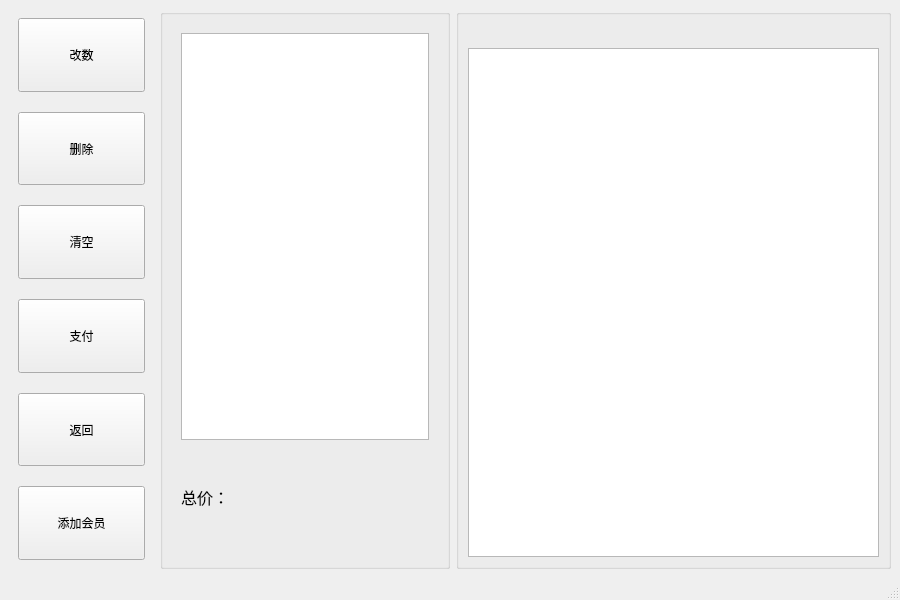
The window that src/Check/Check_Mainwindow.ui (Hong16-9/QT_SuperMarket) describes before a commit, drawn with Qt 5.
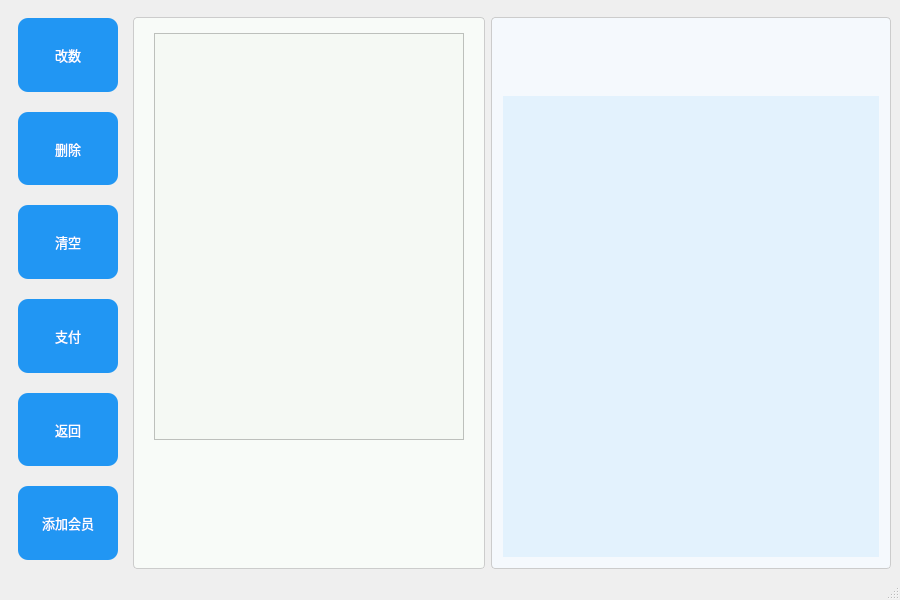
The same window after the commit.

Commit message: 调整了一下UI界面，加入了添加会员的功能

The edit to the form file:
```diff
--- a/src/Check/Check_Mainwindow.ui
+++ b/src/Check/Check_Mainwindow.ui
@@ -20,11 +20,11 @@
    <string>MainWindow</string>
   </property>
   <widget class="QWidget" name="centralwidget">
-   <layout class="QHBoxLayout" name="horizontalLayout_3" stretch="1,2,3">
+   <layout class="QHBoxLayout" name="horizontalLayout_3" stretch="1,3,3">
     <item>
      <widget class="QWidget" name="leftWidget" native="true">
       <property name="sizePolicy">
-       <sizepolicy hsizetype="Preferred" vsizetype="Expanding">
+       <sizepolicy hsizetype="Expanding" vsizetype="Expanding">
         <horstretch>0</horstretch>
         <verstretch>0</verstretch>
        </sizepolicy>
@@ -50,6 +50,28 @@
            <verstretch>0</verstretch>
           </sizepolicy>
          </property>
+         <property name="font">
+          <font>
+           <family>微软雅黑</family>
+           <pointsize>10</pointsize>
+          </font>
+         </property>
+         <property name="styleSheet">
+          <string notr="true">QPushButton {
+    background-color: #2196F3;  /* 蓝色背景 */
+    border-radius: 10px;        /* 10px圆角 */
+    color: white;               /* 白色文字 */
+    padding: 6px;               /* 内边距 */
+}
+
+QPushButton:hover {
+    background-color: #0b7dda;  /* 悬停时颜色变深 */
+}
+
+QPushButton:pressed {
+    background-color: #005daa;  /* 点击时颜色更深 */
+}</string>
+         </property>
          <property name="text">
           <string>改数</string>
          </property>
@@ -63,6 +85,28 @@
            <verstretch>0</verstretch>
           </sizepolicy>
          </property>
+         <property name="font">
+          <font>
+           <family>微软雅黑</family>
+           <pointsize>10</pointsize>
+          </font>
+         </property>
+         <property name="styleSheet">
+          <string notr="true">QPushButton {
+    background-color: #2196F3;  /* 蓝色背景 */
+    border-radius: 10px;        /* 10px圆角 */
+    color: white;               /* 白色文字 */
+    padding: 6px;               /* 内边距 */
+}
+
+QPushButton:hover {
+    background-color: #0b7dda;  /* 悬停时颜色变深 */
+}
+
+QPushButton:pressed {
+    background-color: #005daa;  /* 点击时颜色更深 */
+}</string>
+         </property>
          <property name="text">
           <string>删除</string>
          </property>
@@ -76,6 +120,28 @@
            <verstretch>0</verstretch>
           </sizepolicy>
          </property>
+         <property name="font">
+          <font>
+           <family>微软雅黑</family>
+           <pointsize>10</pointsize>
+          </font>
+         </property>
+         <property name="styleSheet">
+          <string notr="true">QPushButton {
+    background-color: #2196F3;  /* 蓝色背景 */
+    border-radius: 10px;        /* 10px圆角 */
+    color: white;               /* 白色文字 */
+    padding: 6px;               /* 内边距 */
+}
+
+QPushButton:hover {
+    background-color: #0b7dda;  /* 悬停时颜色变深 */
+}
+
+QPushButton:pressed {
+    background-color: #005daa;  /* 点击时颜色更深 */
+}</string>
+         </property>
          <property name="text">
           <string>清空</string>
          </property>
@@ -89,6 +155,28 @@
            <verstretch>0</verstretch>
           </sizepolicy>
          </property>
+         <property name="font">
+          <font>
+           <family>微软雅黑</family>
+           <pointsize>10</pointsize>
+          </font>
+         </property>
+         <property name="styleSheet">
+          <string notr="true">QPushButton {
+    background-color: #2196F3;  /* 蓝色背景 */
+    border-radius: 10px;        /* 10px圆角 */
+    color: white;               /* 白色文字 */
+    padding: 6px;               /* 内边距 */
+}
+
+QPushButton:hover {
+    background-color: #0b7dda;  /* 悬停时颜色变深 */
+}
+
+QPushButton:pressed {
+    background-color: #005daa;  /* 点击时颜色更深 */
+}</string>
+         </property>
          <property name="text">
           <string>支付</string>
          </property>
@@ -102,6 +190,28 @@
            <verstretch>0</verstretch>
           </sizepolicy>
          </property>
+         <property name="font">
+          <font>
+           <family>微软雅黑</family>
+           <pointsize>10</pointsize>
+          </font>
+         </property>
+         <property name="styleSheet">
+          <string notr="true">QPushButton {
+    background-color: #2196F3;  /* 蓝色背景 */
+    border-radius: 10px;        /* 10px圆角 */
+    color: white;               /* 白色文字 */
+    padding: 6px;               /* 内边距 */
+}
+
+QPushButton:hover {
+    background-color: #0b7dda;  /* 悬停时颜色变深 */
+}
+
+QPushButton:pressed {
+    background-color: #005daa;  /* 点击时颜色更深 */
+}</string>
+         </property>
          <property name="text">
           <string>返回</string>
          </property>
@@ -115,6 +225,28 @@
            <verstretch>0</verstretch>
           </sizepolicy>
          </property>
+         <property name="font">
+          <font>
+           <family>微软雅黑</family>
+           <pointsize>10</pointsize>
+          </font>
+         </property>
+         <property name="styleSheet">
+          <string notr="true">QPushButton {
+    background-color: #2196F3;  /* 蓝色背景 */
+    border-radius: 10px;        /* 10px圆角 */
+    color: white;               /* 白色文字 */
+    padding: 6px;               /* 内边距 */
+}
+
+QPushButton:hover {
+    background-color: #0b7dda;  /* 悬停时颜色变深 */
+}
+
+QPushButton:pressed {
+    background-color: #005daa;  /* 点击时颜色更深 */
+}</string>
+         </property>
          <property name="text">
           <string>添加会员</string>
          </property>
@@ -125,15 +257,75 @@
     </item>
     <item>
      <widget class="QGroupBox" name="CartgroupBox">
+      <property name="sizePolicy">
+       <sizepolicy hsizetype="Expanding" vsizetype="Expanding">
+        <horstretch>0</horstretch>
+        <verstretch>0</verstretch>
+       </sizepolicy>
+      </property>
+      <property name="styleSheet">
+       <string notr="true">/* 购物车分组框样式 - 浅绿色系（与购物车表格风格呼应） */
+QGroupBox#CartgroupBox {
+    border: 1px solid #CCCCCC;
+    border-radius: 4px;
+    margin-top: 8px;
+    background-color: #F8FBF8; /* 极浅的绿色背景，与购物车表格的浅绿风格协调 */
+}</string>
+      </property>
       <property name="title">
        <string/>
       </property>
       <layout class="QVBoxLayout" name="verticalLayout_4">
        <item>
         <widget class="QWidget" name="cartWidget" native="true">
+         <property name="styleSheet">
+          <string notr="true"/>
+         </property>
          <layout class="QVBoxLayout" name="verticalLayout_2" stretch="4,1">
           <item>
            <widget class="QTableView" name="cartlistView">
+            <property name="styleSheet">
+             <string notr="true">/* 购物车表格整体样式 */
+QTableView#cartlistView {
+    background-color: #F5F9F4; 
+    gridline-color: #DCE4E2; 
+    selection-background-color: #C8E6C9; 
+    selection-color: #000000; 
+    outline: none; 
+    /* 确保所有单元格都有背景色 */
+    alternate-background-color: #F5F9F4;
+}
+
+/* 表头样式 */
+QTableView#cartlistView QHeaderView::section {
+    background-color: #E8F5E9; 
+    color: #333333;
+    font-weight: bold;
+    border: 1px solid #DDDDDD; 
+    padding: 4px;
+    /* 确保表头第一列样式一致 */
+    border-radius: 0;
+}
+
+/* 表格单元格样式 - 所有行和列 */
+QTableView#cartlistView::item {
+    background-color: #F5F9F4 !important; /* 强制所有单元格使用此背景色 */
+    padding: 6px; 
+    border: none; 
+}
+
+/* 选中行的单元格样式 */
+QTableView#cartlistView::item:selected {
+    background-color: #C8E6C9 !important; /* 强制选中行使用此背景色 */
+    border: none; 
+    outline: none; 
+}
+
+/* 特别处理第一列，确保其样式一致 */
+QTableView#cartlistView::item:column(0) {
+    background-color: #F5F9F4 !important; /* 确保第一列所有单元格使用此背景色 */
+}</string>
+            </property>
             <property name="editTriggers">
              <set>QAbstractItemView::EditTrigger::NoEditTriggers</set>
             </property>
@@ -151,19 +343,20 @@
           <item>
            <layout class="QHBoxLayout" name="horizontalLayout">
             <item>
-             <widget class="QLabel" name="label">
+             <widget class="QLabel" name="totalLabel">
               <property name="font">
                <font>
-                <pointsize>12</pointsize>
+                <pointsize>-1</pointsize>
+                <bold>true</bold>
                </font>
               </property>
-              <property name="text">
-               <string>总价：</string>
+              <property name="styleSheet">
+               <string notr="true">#totalLabel {
+    color: #1B5E20;  /* 主色调的深色，突出金额 */
+    font-size: 16px;
+    font-weight: bold;
+}</string>
               </property>
-             </widget>
-            </item>
-            <item>
-             <widget class="QLabel" name="totalLabel">
               <property name="text">
                <string/>
               </property>
@@ -179,26 +372,119 @@
     </item>
     <item>
      <widget class="QGroupBox" name="productgroupBox">
+      <property name="sizePolicy">
+       <sizepolicy hsizetype="Expanding" vsizetype="Expanding">
+        <horstretch>0</horstretch>
+        <verstretch>0</verstretch>
+       </sizepolicy>
+      </property>
+      <property name="minimumSize">
+       <size>
+        <width>400</width>
+        <height>0</height>
+       </size>
+      </property>
+      <property name="autoFillBackground">
+       <bool>false</bool>
+      </property>
+      <property name="styleSheet">
+       <string notr="true">/* 商品区分组框样式 - 浅蓝色系（与商品列表风格呼应） */
+QGroupBox#productgroupBox {
+    border: 1px solid #CCCCCC;
+    border-radius: 4px;
+    margin-top: 8px;
+    background-color: #F5F9FD; /* 极浅的蓝色背景，与商品列表的蓝色风格协调 */
+}</string>
+      </property>
       <property name="title">
        <string/>
       </property>
-      <layout class="QVBoxLayout" name="verticalLayout">
+      <layout class="QVBoxLayout" name="verticalLayout" stretch="1,7">
        <item>
         <widget class="QWidget" name="categoryWidget" native="true">
+         <property name="sizePolicy">
+          <sizepolicy hsizetype="Expanding" vsizetype="Expanding">
+           <horstretch>0</horstretch>
+           <verstretch>0</verstretch>
+          </sizepolicy>
+         </property>
          <layout class="QHBoxLayout" name="categoryButtonsLayout"/>
         </widget>
        </item>
        <item>
         <widget class="QListWidget" name="productlistWidget">
          <property name="sizePolicy">
-          <sizepolicy hsizetype="Preferred" vsizetype="Expanding">
+          <sizepolicy hsizetype="Expanding" vsizetype="Expanding">
            <horstretch>0</horstretch>
            <verstretch>0</verstretch>
           </sizepolicy>
          </property>
+         <property name="styleSheet">
+          <string notr="true">/* 商品浏览区整体样式（浅蓝底色） */
+QListWidget#productlistWidget {
+    background-color: #E3F2FD;  /* 最浅的蓝色背景（列表底色） */
+    border: none;
+    padding: 0;
+    margin: 0px;
+    outline: none;
+}
+
+/* 单个商品格样式（比列表深一度的蓝色） */
+QListWidget#productlistWidget::item {
+    background-color: #BBDEFB;  /* 商品底色（比列表深，比文字浅） */
+    border-radius: 4px;
+    padding: 15px 5px;
+    min-width: 120px;
+    min-height: 140px;
+    text-align: center;
+    font-family: &quot;微软雅黑&quot;;
+    font-size: 12px;
+    color: #1565C0;  /* 深蓝色文字（最深，确保清晰） */
+    margin: 0px;
+    border: 1px solid transparent;
+}
+
+/* 鼠标悬停效果（更深的蓝色） */
+QListWidget#productlistWidget::item:hover {
+    background-color: #90CAF9;  /* 悬停时比商品底色深 */
+    border-color: #64B5F6;
+}
+
+/* 选中效果（最深的蓝色，突出选中状态） */
+QListWidget#productlistWidget::item:selected {
+    background-color: #64B5F6;  /* 选中时比悬停更深 */
+    color: #0D47A1;  /* 选中时文字颜色加深，保持对比度 */
+    border-color: #42A5F5;
+    outline: none;
+}
+
+/* 禁用焦点指示器 */
+QListWidget#productlistWidget::item:focus {
+    outline: none;
+    border-color: #42A5F5;
+}</string>
+         </property>
+         <property name="textElideMode">
+          <enum>Qt::TextElideMode::ElideNone</enum>
+         </property>
+         <property name="resizeMode">
+          <enum>QListView::ResizeMode::Adjust</enum>
+         </property>
+         <property name="gridSize">
+          <size>
+           <width>96</width>
+           <height>96</height>
+          </size>
+         </property>
          <property name="viewMode">
           <enum>QListView::ViewMode::IconMode</enum>
          </property>
+         <property name="uniformItemSizes">
+          <bool>true</bool>
+         </property>
+         <property name="wordWrap">
+          <bool>true</bool>
+         </property>
         </widget>
        </item>
       </layout>
```
The commit also changes 5 other files.
